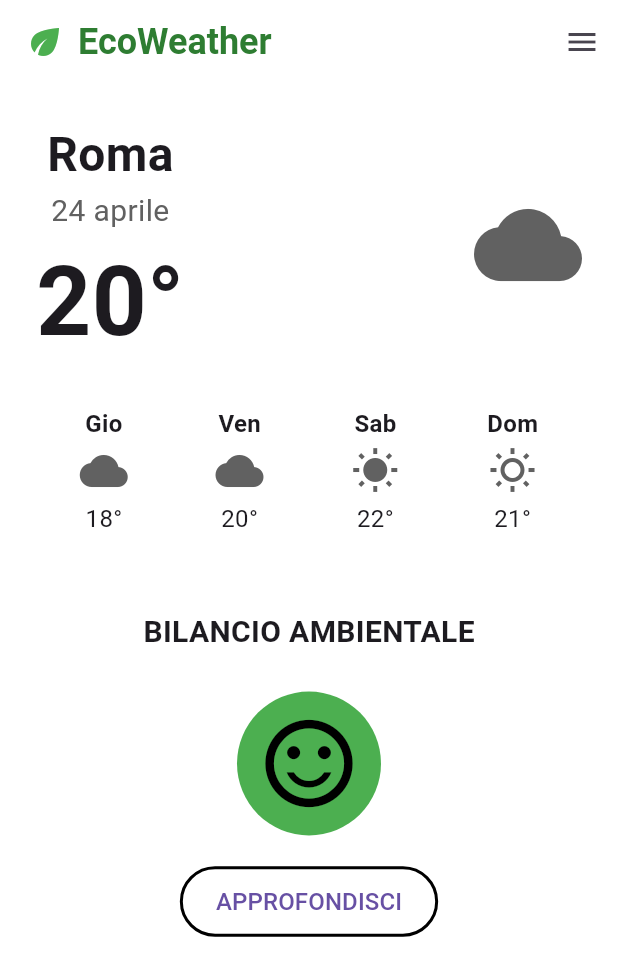
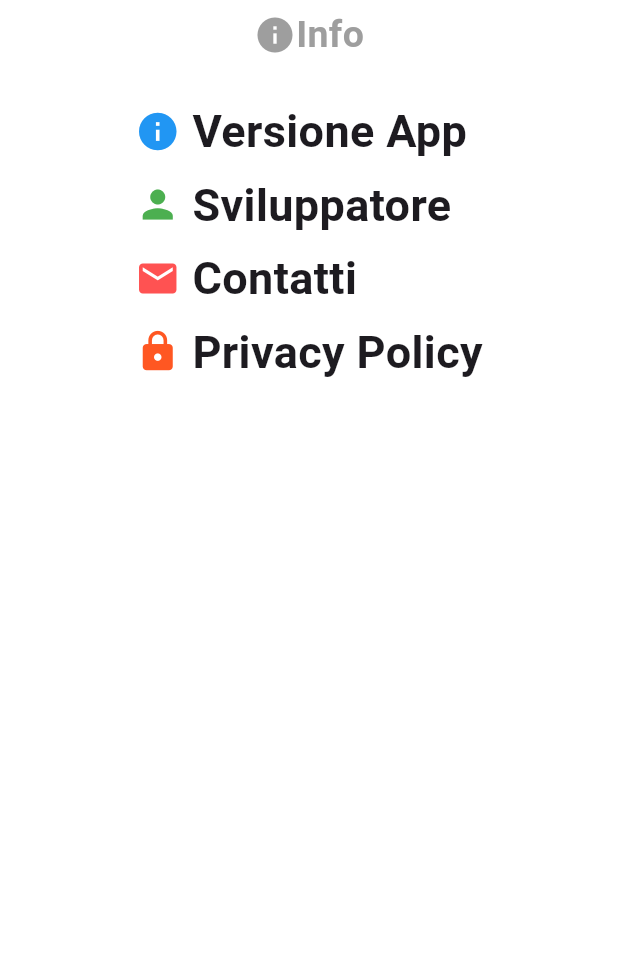
Before and after one commit to ciaba17/meteo, a Flutter app: the screen it shows after launch, in the side drawer, after a tap on "Info", on a phone screen of 412 x 824 dp. Shown: the top 976 px of the screen. Run offline on Flutter 3.47's test engine with Material 3 defaults, Android fonts, the phone set to English and light mode, and no system bars; our stand-ins replace fl_chart.

Commit message:
messi info tasto e info schermata

```diff
--- a/meteo/lib/main.dart
+++ b/meteo/lib/main.dart
@@ -68,7 +68,10 @@ class _HomeScreenState extends State<HomeScreen> {
             ListTile(
               leading: Icon(Icons.info),
               title: Text("Info"),
-              onTap: () => Navigator.pop(context),
+              onTap: () => Navigator.push(
+                context,
+                MaterialPageRoute(builder: (context) => InfoScreen()),
+              ),
             ),
             ListTile(
               leading: Icon(Icons.settings),
@@ -446,3 +449,68 @@ class DettagliMeteoScreen extends StatelessWidget {
     );
   }
 }
+
+class InfoScreen extends StatelessWidget {
+  const InfoScreen({super.key});
+
+  @override
+  Widget build(BuildContext context) {
+    return Scaffold(
+      backgroundColor: Colors.white,
+
+      //Elenco Parametri
+      body: SingleChildScrollView( // per lo scorrimento
+        child: Center(
+          child: Column(
+            mainAxisAlignment: MainAxisAlignment.start,
+            children: [
+              SizedBox(height: 5),
+
+              Row(
+                mainAxisAlignment: MainAxisAlignment.center,
+                children: [
+                  Icon(Icons.info, color: Colors.grey, size: 28),
+                  Text("Info",
+                      style:
+                          TextStyle(fontSize: 25, fontWeight: FontWeight.bold, color: Colors.grey)
+                  ),
+                ],
+              ),
+
+              SizedBox(height: 25),
+
+              Row(
+                mainAxisAlignment: MainAxisAlignment.spaceAround,
+                children: [
+                  Column(
+                    crossAxisAlignment: CrossAxisAlignment.start,
+                    children: [
+                      infoBullet("Versione App", Icons.info, Colors.blue),
+                      infoBullet("Sviluppatore", Icons.person, Colors.green),
+                      infoBullet("Contatti", Icons.mail, Colors.redAccent),
+                      infoBullet("Privacy Policy", Icons.lock, Colors.deepOrange),
+                    ],
+                  ),
+                ],
+              ),
+
+            ],
+          ),
+        ),
+      ),
+    );
+  }
+
+  Widget infoBullet(String text, IconData iconData, Color color) {
+    return Padding(
+      padding: const EdgeInsets.only(bottom: 6.0),
+      child: Row(
+        children: [
+          Icon(iconData, color: color, size: 30),
+          SizedBox(width: 8),
+          Text(text, style: TextStyle(fontSize: 30, fontWeight: FontWeight.bold,)),
+        ],
+      ),
+    );
+  }
+}
```
